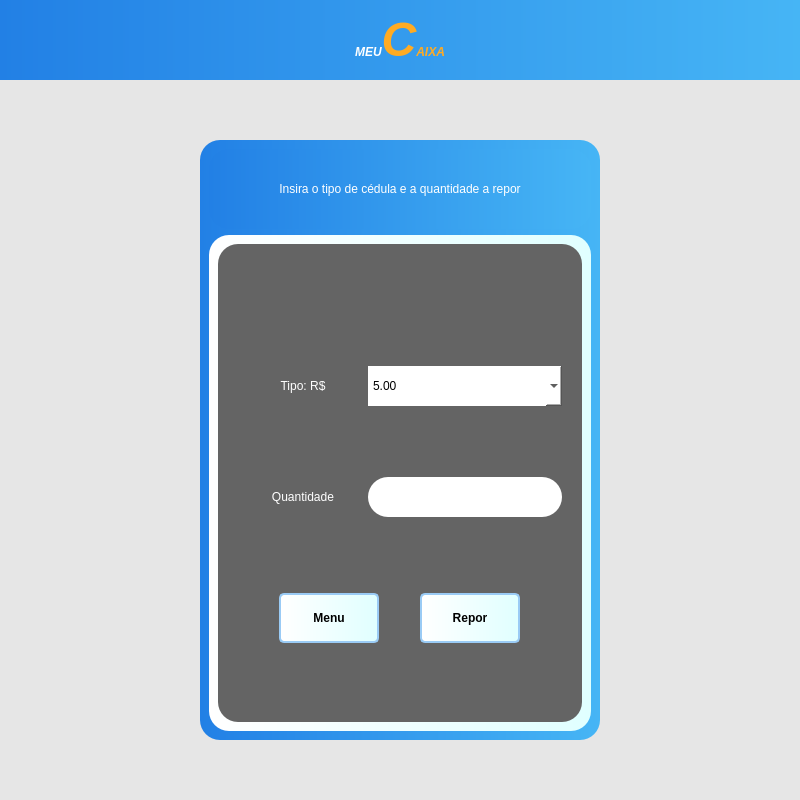
First picture: the form in src/view/telaReposicaoCedulas.ui, repository DiegoSMAnjos/SENAI-TDS-DS2-CaixaEletronico, before the edit.
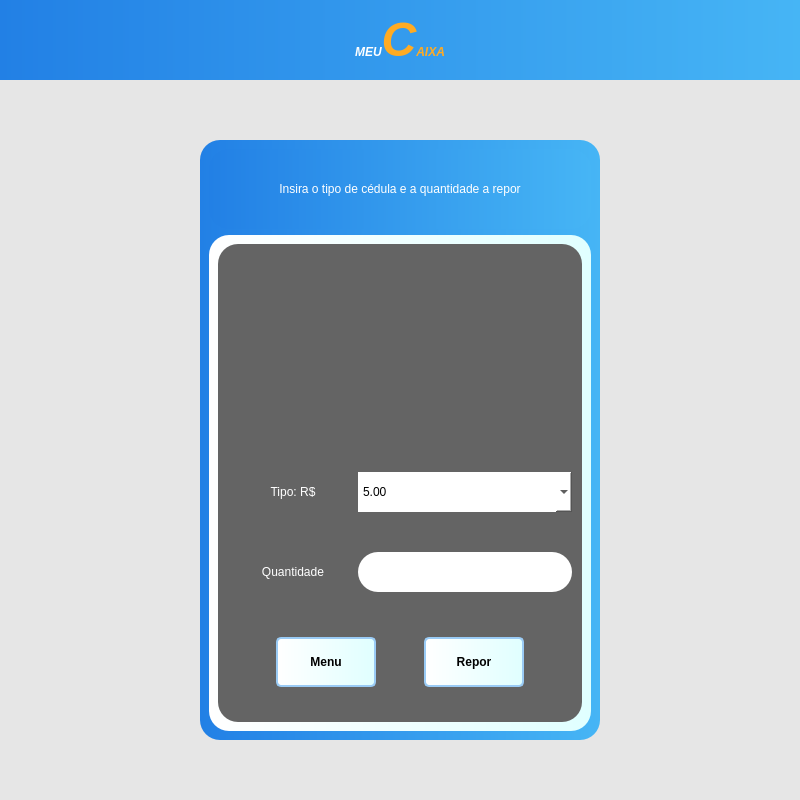
Second picture: the form after the edit.

```diff
--- a/src/view/telaReposicaoCedulas.ui
+++ b/src/view/telaReposicaoCedulas.ui
@@ -182,16 +182,16 @@
                </property>
                <layout class="QGridLayout" name="gridLayout">
                 <property name="leftMargin">
-                 <number>20</number>
+                 <number>10</number>
                 </property>
                 <property name="topMargin">
                  <number>20</number>
                 </property>
                 <property name="rightMargin">
-                 <number>20</number>
+                 <number>10</number>
                 </property>
                 <property name="bottomMargin">
-                 <number>20</number>
+                 <number>10</number>
                 </property>
                 <property name="spacing">
                  <number>0</number>
@@ -451,10 +451,10 @@
                 </item>
                 <item row="0" column="0">
                  <widget class="QFrame" name="frame">
-                  <property name="maximumSize">
+                  <property name="minimumSize">
                    <size>
-                    <width>16777215</width>
-                    <height>20</height>
+                    <width>0</width>
+                    <height>150</height>
                    </size>
                   </property>
                   <property name="frameShape">
@@ -481,6 +481,12 @@
                    </property>
                    <item>
                     <widget class="QLabel" name="lblMensagem">
+                     <property name="minimumSize">
+                      <size>
+                       <width>0</width>
+                       <height>150</height>
+                      </size>
+                     </property>
                      <property name="styleSheet">
                       <string notr="true"/>
                      </property>
@@ -488,7 +494,10 @@
                       <string/>
                      </property>
                      <property name="alignment">
-                      <set>Qt::AlignCenter</set>
+                      <set>Qt::AlignHCenter|Qt::AlignTop</set>
+                     </property>
+                     <property name="wordWrap">
+                      <bool>true</bool>
                      </property>
                     </widget>
                    </item>
```
